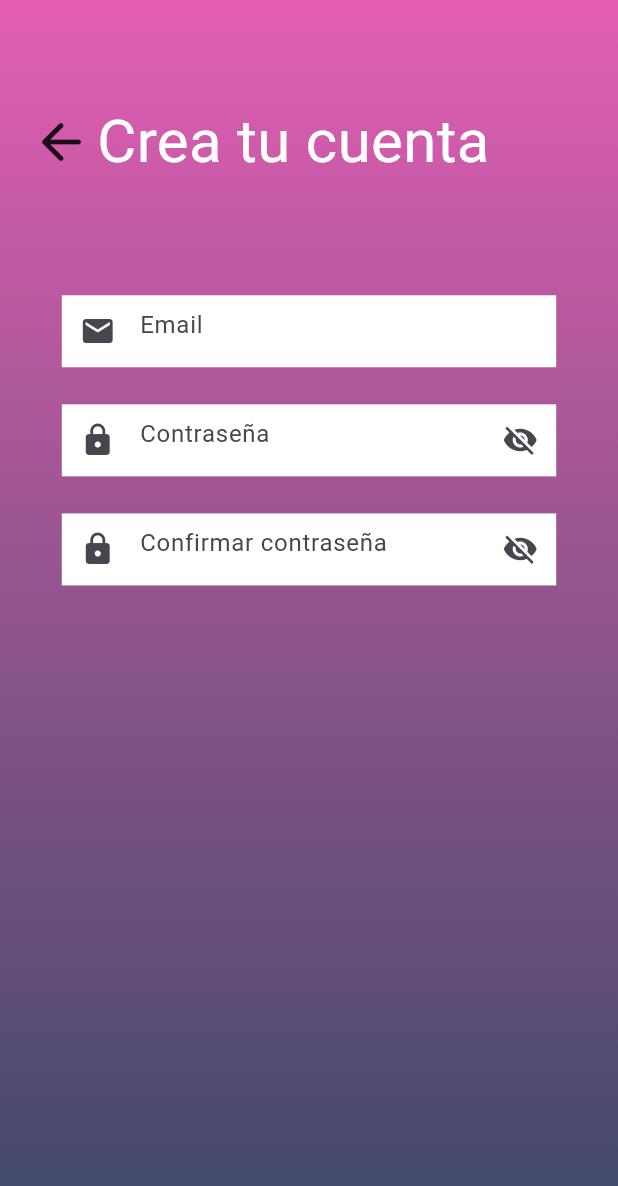
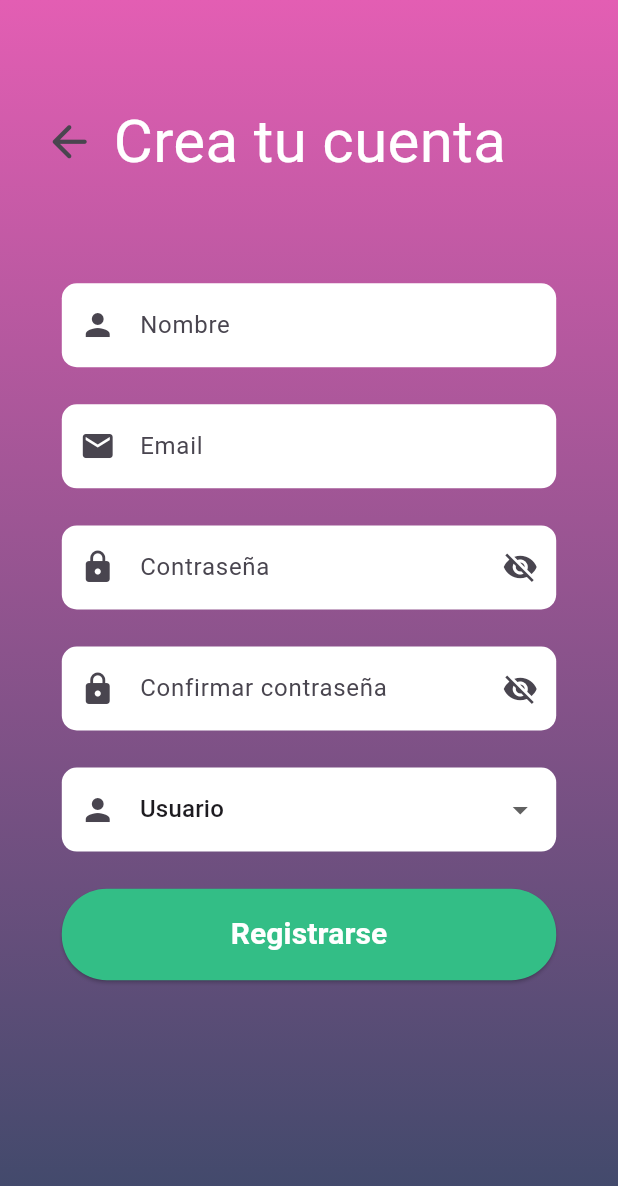
Before and after one commit to Flagn3/Eventify, a Flutter app: the screen it shows after launch, after a tap on "Registrarse", on a phone screen of 412 x 824 dp. Shown: the top 1186 px of the screen. Run offline on Flutter 3.47's test engine with Material 3 defaults, Android fonts, the phone set to English and light mode, and no system bars.

Commit message:
AuthResponseModel and registered view finished

```diff
--- /dev/null
+++ b/eventify/lib/models/auth_response_model.dart
@@ -0,0 +1,18 @@
+class AuthResponse {
+  bool? success;
+  Map<String, dynamic>? data;
+  String? message;
+
+  AuthResponse({
+    required this.success,
+    required this.data,
+    required this.message
+  });
+
+      factory AuthResponse.fromJson(Map<String, dynamic> json) => AuthResponse(
+        success: json["success"],
+        data: Map<String, dynamic>.from(json["data"]),
+        message: json["message"],
+    );
+
+}
--- a/eventify/lib/screens/login_screen.dart
+++ b/eventify/lib/screens/login_screen.dart
@@ -1,5 +1,5 @@
 import 'package:eventify/screens/register_screen.dart';
-import 'package:eventify/widgets/screens/widgets.dart';
+import 'package:eventify/widgets/screens/text_and_password_field.dart';
 import 'package:flutter/material.dart';
 import 'package:flutter/services.dart';
 
@@ -73,7 +73,8 @@ class _LoginScreenState extends State<LoginScreen> {
                   borderRadius: BorderRadius.circular(10),
                 ),
                 child: FieldWidget(
-                  hintText: 'Email'
+                  hintText: 'Email',
+                  prefixIcon: Icon(Icons.email),
                   ),
               ),
               const SizedBox(height: 20),
@@ -81,10 +82,6 @@ class _LoginScreenState extends State<LoginScreen> {
               // Contraseña
               Container(
                 padding: const EdgeInsets.symmetric(horizontal: 5, vertical: 4),
-                decoration: BoxDecoration(
-                  color: Colors.white,
-                  borderRadius: BorderRadius.circular(10),
-                ),
                 child: PasswordWidget(
                   hintText: 'Contraseña',
                   obscureText: true
--- a/eventify/lib/screens/register_screen.dart
+++ b/eventify/lib/screens/register_screen.dart
@@ -1,5 +1,7 @@
+import 'package:eventify/screens/login_screen.dart';
 import 'package:flutter/material.dart';
-import 'package:eventify/widgets/screens/widgets.dart';
+import 'package:eventify/widgets/screens/text_and_password_field.dart';
+import 'package:eventify/widgets/screens/login_screen_button.dart';
 
 class Registerscreen extends StatefulWidget {
   const Registerscreen({super.key});
@@ -13,7 +15,9 @@ class _RegisterscreenState extends State<Registerscreen> {
 
   @override
   Widget build(BuildContext context) {
+
     final textFieldWidth = MediaQuery.of(context).size.width*0.8;
+    String dropdownValue = 'Usuario';
     return Scaffold(
       body: Container(
         decoration: BoxDecoration(
@@ -31,10 +35,17 @@ class _RegisterscreenState extends State<Registerscreen> {
           crossAxisAlignment: CrossAxisAlignment.center,
           children: [
             SizedBox(height: MediaQuery.of(context).size.height * 0.08),
+
+            /*
+              Button to return to the login view
+              And 'Crea tu cuenta' text
+            */
             Row(
               children: [
                 SizedBox(width: MediaQuery.of(context).size.width * 0.05),
-                Icon(Icons.arrow_back_rounded, size: 40),
+                IconButton(onPressed: (){
+                  Navigator.push(context, MaterialPageRoute(builder: (context) => const LoginScreen()));
+                }, icon: Icon(Icons.arrow_back_rounded, size: 35)),
                 SizedBox(width: MediaQuery.of(context).size.width * 0.01),
                 Text("Crea tu cuenta", style: TextStyle(
                   fontSize: 40,
@@ -42,18 +53,37 @@ class _RegisterscreenState extends State<Registerscreen> {
                 ),)
               ],
             ),
+
+            //Name textfield
             SizedBox(height: MediaQuery.of(context).size.height * 0.08),
             Expanded(
-              child: ListView(
-                padding: const EdgeInsets.all(8),
+              child: SingleChildScrollView(
+                child: Column(
                   children: [
                     Center(
                       child: SizedBox(
                         width: textFieldWidth,
-                      child: FieldWidget(hintText: "Email",)
+                        child: FieldWidget(
+                          hintText: "Nombre",
+                          prefixIcon: Icon(Icons.person)
+                        )
                       )
                     ),
                     SizedBox(height: MediaQuery.of(context).size.height * 0.03),
+
+                    //Email
+                    Center(
+                      child: SizedBox(
+                        width: textFieldWidth,
+                        child: FieldWidget(
+                          hintText: "Email",
+                          prefixIcon: Icon(Icons.email)
+                        )
+                      )
+                    ),
+                    SizedBox(height: MediaQuery.of(context).size.height * 0.03),
+
+                    //Password
                     Center(
                       child: SizedBox(
                         width: textFieldWidth,
@@ -63,6 +93,8 @@ class _RegisterscreenState extends State<Registerscreen> {
                       )
                     ),
                     SizedBox(height: MediaQuery.of(context).size.height * 0.03),
+
+                    //Confirm password
                     Center(
                       child: SizedBox(
                         width: textFieldWidth,
@@ -72,7 +104,49 @@ class _RegisterscreenState extends State<Registerscreen> {
                           )
                       )
                     ),
+
+                    SizedBox(height: MediaQuery.of(context).size.height * 0.03),
+
+                    //Roles
+                    Center(
+                      child: SizedBox(
+                        width: textFieldWidth,
+                        child: DropdownButtonFormField<String>(
+                          initialValue: dropdownValue,
+                            decoration: InputDecoration(
+                              filled: true,
+                              fillColor: Colors.white,
+                              prefixIcon: Icon(Icons.person),
+                              border: OutlineInputBorder(
+                                borderRadius: BorderRadius.circular(10),
+                                borderSide: BorderSide.none,
+                              ),
+                            ),
+                          items: <String>['Usuario', 'Organizador']
+                              .map<DropdownMenuItem<String>>((String value) {
+                            return DropdownMenuItem<String>(
+                              value: value,
+                              child: Text(value),
+                            );
+                          }).toList(),
+                          onChanged: (String? newValue){
+                            setState(() {
+                              dropdownValue = newValue!;
+                            });
+                          }),
+                      ),
+                    ),
+
+                    SizedBox(height: MediaQuery.of(context).size.height * 0.03),
+
+                    Center(
+                      child: SizedBox(
+                        width: textFieldWidth,
+                        child: RegisterButton(text: 'Registrarse'),
+                      ),
+                    )
                   ],
+                ),
               ),
             )
           ],
--- /dev/null
+++ b/eventify/lib/widgets/screens/login_screen_button.dart
@@ -0,0 +1,32 @@
+import 'package:flutter/material.dart';
+
+class RegisterButton extends StatelessWidget {
+  const RegisterButton({
+    super.key,
+    required String text
+  }): _text = text;
+
+  final String _text;
+
+  @override
+  Widget build(BuildContext context) {
+    return ElevatedButton(
+      onPressed: () {},
+      style: ElevatedButton.styleFrom(
+        backgroundColor: const Color(0xFF33BE86),
+        padding: const EdgeInsets.symmetric(vertical: 16),
+        shape: RoundedRectangleBorder(
+          borderRadius: BorderRadius.circular(30),
+        ),
+      ),
+      child: Text(
+        _text,
+        style: const TextStyle(
+          fontSize: 20,
+          fontWeight: FontWeight.bold,
+          color: Colors.white,
+        ),
+      ),
+    );
+  }
+}
--- a/eventify/lib/widgets/screens/widgets.dart
+++ b/eventify/lib/widgets/screens/text_and_password_field.dart
@@ -30,7 +30,10 @@ class PasswordWidgetState extends State<PasswordWidget> {
       obscureText: _obscureText,
       decoration: InputDecoration(
         prefixIcon: Icon(Icons.lock),
-        border: InputBorder.none,
+        border: OutlineInputBorder(
+          borderRadius: BorderRadius.circular(10),
+          borderSide: BorderSide.none
+        ),
         hintText: widget.hintText,
         filled: true,
         fillColor: Colors.white,
@@ -51,20 +54,25 @@ class FieldWidget extends StatelessWidget {
   const FieldWidget({
     super.key,
     required String hintText,
-  }) : _hintText = hintText;
+    required Icon prefixIcon
+  }) : _hintText = hintText, _prefixIcon = prefixIcon;
 
   final String _hintText;
+  final Icon _prefixIcon;
 
   @override
   Widget build(BuildContext context) {
     return TextField(
       keyboardType: TextInputType.emailAddress,
       decoration: InputDecoration(
-        prefixIcon: Icon(Icons.mail),
+        prefixIcon: _prefixIcon,
         hintText: _hintText,
         filled: true,
         fillColor: Colors.white,
-        border: InputBorder.none
+        border: OutlineInputBorder(
+          borderRadius: BorderRadius.circular(10),
+          borderSide: BorderSide.none
+        ),
       ),
     );
   }
```
Also changed, not shown: eventify/pubspec.lock. Lines whose indentation alone changed are shown as unchanged.
